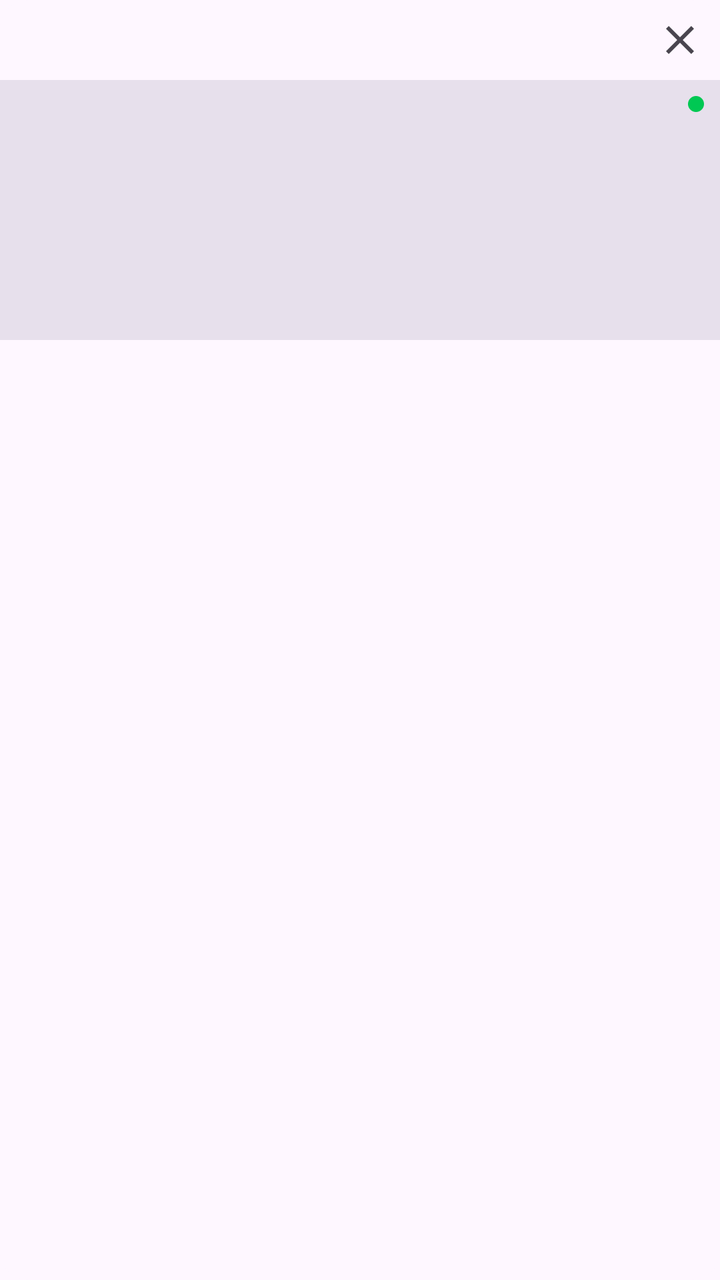
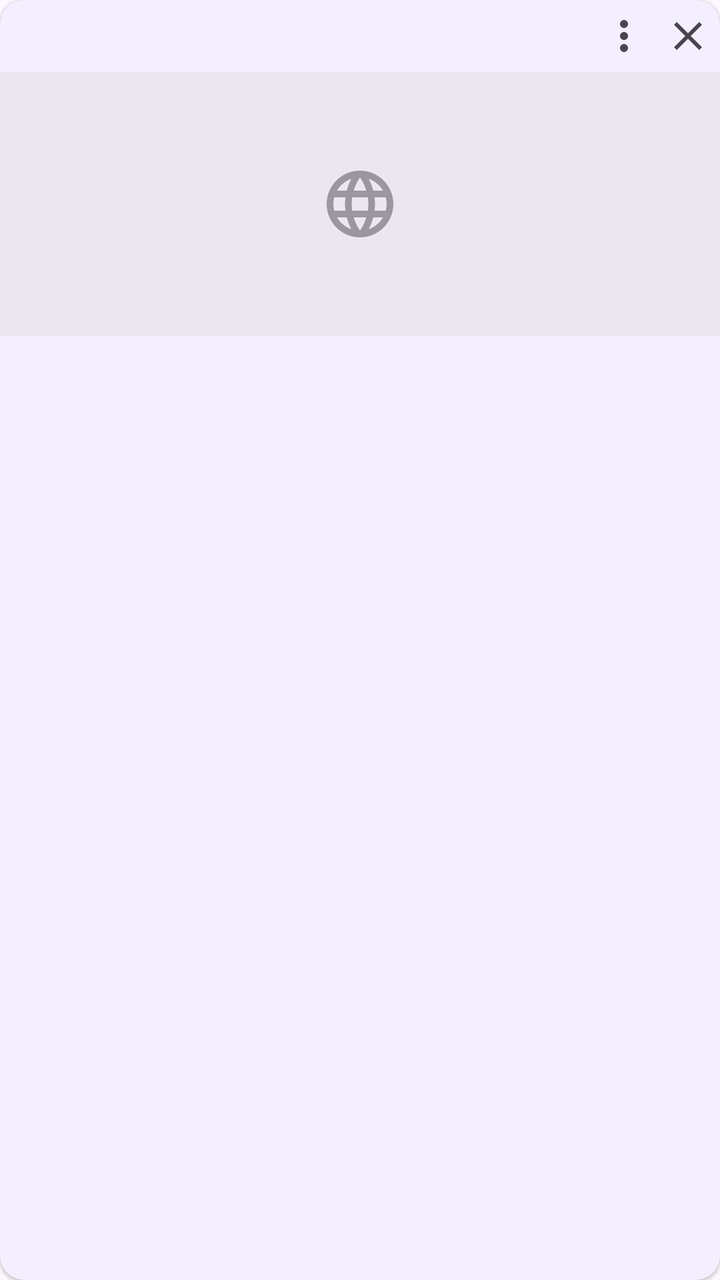

Two renders of the same Android screen: before a commit and after it. Below are the layout's source before the change and the commit's diff.
<!-- AndroidManifest.xml: application theme Theme.MultiSessionBrowser -->
<!-- res/layout/item_tab.xml -->
<?xml version="1.0" encoding="utf-8"?>
<com.google.android.material.card.MaterialCardView xmlns:android="http://schemas.android.com/apk/res/android"
    xmlns:app="http://schemas.android.com/apk/res-auto"
    android:layout_width="match_parent"
    android:layout_height="wrap_content"
    android:layout_margin="6dp"
    android:clickable="true"
    android:focusable="true"
    app:cardCornerRadius="14dp"
    app:strokeColor="?attr/colorPrimary"
    app:strokeWidth="0dp">

    <LinearLayout
        android:layout_width="match_parent"
        android:layout_height="wrap_content"
        android:orientation="vertical">

        <LinearLayout
            android:layout_width="match_parent"
            android:layout_height="40dp"
            android:gravity="center_vertical"
            android:orientation="horizontal"
            android:paddingStart="10dp">

            <ImageView
                android:id="@+id/tabFavicon"
                android:layout_width="16dp"
                android:layout_height="16dp"
                android:contentDescription="@null" />

            <TextView
                android:id="@+id/tabTitle"
                android:layout_width="0dp"
                android:layout_height="wrap_content"
                android:layout_marginStart="8dp"
                android:layout_weight="1"
                android:ellipsize="end"
                android:singleLine="true"
                android:textAppearance="?attr/textAppearanceLabelLarge" />

            <ImageButton
                android:id="@+id/tabClose"
                android:layout_width="40dp"
                android:layout_height="40dp"
                android:background="?attr/selectableItemBackgroundBorderless"
                android:contentDescription="@string/close_tab"
                android:src="@drawable/ic_close"
                app:tint="?attr/colorOnSurfaceVariant" />
        </LinearLayout>

        <FrameLayout
            android:layout_width="match_parent"
            android:layout_height="130dp">

            <ImageView
                android:id="@+id/tabThumbnail"
                android:layout_width="match_parent"
                android:layout_height="match_parent"
                android:background="?attr/colorSurfaceVariant"
                android:contentDescription="@null"
                android:scaleType="centerCrop" />

            <View
                android:id="@+id/tabLive"
                android:layout_width="8dp"
                android:layout_height="8dp"
                android:layout_gravity="top|end"
                android:layout_margin="8dp"
                android:background="@drawable/bg_dot"
                android:backgroundTint="@color/live_badge" />
        </FrameLayout>

        <TextView
            android:id="@+id/tabUrl"
            android:layout_width="match_parent"
            android:layout_height="wrap_content"
            android:ellipsize="end"
            android:padding="10dp"
            android:singleLine="true"
            android:textAppearance="?attr/textAppearanceBodySmall"
            android:textColor="?attr/colorOnSurfaceVariant" />
    </LinearLayout>
</com.google.android.material.card.MaterialCardView>
<!-- resources referenced by this layout -->
<resources>
  <color name="live_badge">#00C853</color>
  <!-- drawable bg_dot (drawable) -->
  <?xml version="1.0" encoding="utf-8"?>
  <shape xmlns:android="http://schemas.android.com/apk/res/android" android:shape="oval">
      <solid android:color="#2962FF" />
      <size android:width="10dp" android:height="10dp" />
  </shape>
  <!-- drawable ic_close (drawable) -->
  <vector xmlns:android="http://schemas.android.com/apk/res/android"
      android:width="24dp"
      android:height="24dp"
      android:viewportWidth="24"
      android:viewportHeight="24"
      android:tint="?attr/colorControlNormal"
  >
      <path
          android:fillColor="@android:color/white"
          android:pathData="M19 6.41L17.59 5 12 10.59 6.41 5 5 6.41 10.59 12 5 17.59 6.41 19 12 13.41 17.59 19 19 17.59 13.41 12z" />
  </vector>
  <string name="close_tab">Close tab</string>
  <color name="brand_primary">#2962FF</color>
  <color name="brand_on_primary">#FFFFFF</color>
  <color name="brand_primary_container">#DCE1FF</color>
  <color name="brand_on_primary_container">#001550</color>
  <!-- unchanged entries left out for length: 1 -->
</resources>

<!-- the commit's change to res/layout/item_tab.xml (unified diff, before → after) -->
@@ -4,10 +4,11 @@
     android:layout_width="match_parent"
     android:layout_height="wrap_content"
     android:layout_margin="6dp"
+    android:checkable="true"
     android:clickable="true"
     android:focusable="true"
-    app:cardCornerRadius="14dp"
-    app:strokeColor="?attr/colorPrimary"
+    app:cardCornerRadius="12dp"
+    app:cardElevation="1dp"
     app:strokeWidth="0dp">
 
     <LinearLayout
@@ -15,59 +16,92 @@
         android:layout_height="wrap_content"
         android:orientation="vertical">
 
+        <View
+            android:id="@+id/tabGroupBar"
+            android:layout_width="match_parent"
+            android:layout_height="4dp"
+            android:visibility="gone" />
+
+        
         <LinearLayout
             android:layout_width="match_parent"
-            android:layout_height="40dp"
+            android:layout_height="36dp"
             android:gravity="center_vertical"
             android:orientation="horizontal"
-            android:paddingStart="10dp">
-
+            android:paddingStart="10dp"
+            android:paddingEnd="0dp">
             <ImageView
-                android:id="@+id/tabFavicon"
-                android:layout_width="16dp"
-                android:layout_height="16dp"
-                android:contentDescription="@null" />
-
+                android:id="@+id/tabPinned"
+                android:layout_width="14dp"
+                android:layout_height="14dp"
+                android:layout_marginEnd="4dp"
+                android:contentDescription="@string/pinned_tabs"
+                android:src="@drawable/ic_pin"
+                android:visibility="gone"
+                app:tint="?attr/colorPrimary" />
             <TextView
                 android:id="@+id/tabTitle"
                 android:layout_width="0dp"
                 android:layout_height="wrap_content"
-                android:layout_marginStart="8dp"
                 android:layout_weight="1"
                 android:ellipsize="end"
-                android:singleLine="true"
+                android:maxLines="1"
                 android:textAppearance="?attr/textAppearanceLabelLarge" />
-
+            <CheckBox
+                android:id="@+id/tabCheck"
+                android:layout_width="wrap_content"
+                android:layout_height="wrap_content"
+                android:minWidth="0dp"
+                android:minHeight="0dp"
+                android:visibility="gone" />
+            <ImageButton
+                android:id="@+id/tabMore"
+                android:layout_width="32dp"
+                android:layout_height="32dp"
+                android:background="?attr/selectableItemBackgroundBorderless"
+                android:contentDescription="@string/more_options"
+                android:scaleType="centerInside"
+                android:src="@drawable/ic_more_vert"
+                app:tint="?attr/colorOnSurfaceVariant" />
             <ImageButton
                 android:id="@+id/tabClose"
-                android:layout_width="40dp"
-                android:layout_height="40dp"
+                android:layout_width="32dp"
+                android:layout_height="32dp"
                 android:background="?attr/selectableItemBackgroundBorderless"
                 android:contentDescription="@string/close_tab"
+                android:scaleType="centerInside"
                 android:src="@drawable/ic_close"
                 app:tint="?attr/colorOnSurfaceVariant" />
         </LinearLayout>
 
         <FrameLayout
             android:layout_width="match_parent"
-            android:layout_height="130dp">
-
+            android:layout_height="132dp"
+            android:background="?attr/colorSurfaceContainerHigh">
             <ImageView
                 android:id="@+id/tabThumbnail"
                 android:layout_width="match_parent"
                 android:layout_height="match_parent"
-                android:background="?attr/colorSurfaceVariant"
                 android:contentDescription="@null"
                 android:scaleType="centerCrop" />
-
+            <ImageView
+                android:id="@+id/tabPlaceholder"
+                android:layout_width="40dp"
+                android:layout_height="40dp"
+                android:layout_gravity="center"
+                android:alpha="0.5"
+                android:contentDescription="@null"
+                android:src="@drawable/ic_language"
+                app:tint="?attr/colorOnSurfaceVariant" />
             <View
                 android:id="@+id/tabLive"
                 android:layout_width="8dp"
                 android:layout_height="8dp"
-                android:layout_gravity="top|end"
+                android:layout_gravity="bottom|end"
                 android:layout_margin="8dp"
                 android:background="@drawable/bg_dot"
-                android:backgroundTint="@color/live_badge" />
+                android:backgroundTint="@color/live_badge"
+                android:visibility="gone" />
         </FrameLayout>
 
         <TextView
@@ -75,8 +109,11 @@
             android:layout_width="match_parent"
             android:layout_height="wrap_content"
             android:ellipsize="end"
-            android:padding="10dp"
-            android:singleLine="true"
+            android:maxLines="1"
+            android:paddingStart="10dp"
+            android:paddingTop="4dp"
+            android:paddingEnd="10dp"
+            android:paddingBottom="8dp"
             android:textAppearance="?attr/textAppearanceBodySmall"
             android:textColor="?attr/colorOnSurfaceVariant" />
     </LinearLayout>
<!-- resource entries referenced after the edit -->
@@ -19,7 +19,45 @@
           android:fillColor="@android:color/white"
           android:pathData="M19 6.41L17.59 5 12 10.59 6.41 5 5 6.41 10.59 12 5 17.59 6.41 19 12 13.41 17.59 19 19 17.59 13.41 12z" />
   </vector>
+  <!-- drawable ic_language (drawable) -->
+  <vector xmlns:android="http://schemas.android.com/apk/res/android"
+      android:width="24dp"
+      android:height="24dp"
+      android:viewportWidth="24"
+      android:viewportHeight="24"
+      android:tint="?attr/colorControlNormal"
+  >
+      <path
+          android:fillColor="@android:color/white"
+          android:pathData="M11.99 2C6.47 2 2 6.48 2 12s4.47 10 9.99 10C17.52 22 22 17.52 22 12S17.52 2 11.99 2zm6.93 6h-2.95c-.32-1.25-.78-2.45-1.38-3.56 1.84.63 3.37 1.91 4.33 3.56zM12 4.04c.83 1.2 1.48 2.53 1.91 3.96h-3.82c.43-1.43 1.08-2.76 1.91-3.96zM4.26 14C4.1 13.36 4 12.69 4 12s.1-1.36.26-2h3.38c-.08.66-.14 1.32-.14 2 0 .68.06 1.34.14 2H4.26zm.82 2h2.95c.32 1.25.78 2.45 1.38 3.56-1.84-.63-3.37-1.9-4.33-3.56zm2.95-8H5.08c.96-1.66 2.49-2.93 4.33-3.56C8.81 5.55 8.35 6.75 8.03 8zM12 19.96c-.83-1.2-1.48-2.53-1.91-3.96h3.82c-.43 1.43-1.08 2.76-1.91 3.96zM14.34 14H9.66c-.09-.66-.16-1.32-.16-2 0-.68.07-1.35.16-2h4.68c.09.65.16 1.32.16 2 0 .68-.07 1.34-.16 2zm.25 5.56c.6-1.11 1.06-2.31 1.38-3.56h2.95c-.96 1.65-2.49 2.93-4.33 3.56zM16.36 14c.08-.66.14-1.32.14-2 0-.68-.06-1.34-.14-2h3.38c.16.64.26 1.31.26 2s-.1 1.36-.26 2h-3.38z" />
+  </vector>
+  <!-- drawable ic_more_vert (drawable) -->
+  <vector xmlns:android="http://schemas.android.com/apk/res/android"
+      android:width="24dp"
+      android:height="24dp"
+      android:viewportWidth="24"
+      android:viewportHeight="24"
+      android:tint="?attr/colorControlNormal"
+  >
+      <path
+          android:fillColor="@android:color/white"
+          android:pathData="M12 8c1.1 0 2-.9 2-2s-.9-2-2-2-2 .9-2 2 .9 2 2 2zm0 2c-1.1 0-2 .9-2 2s.9 2 2 2 2-.9 2-2-.9-2-2-2zm0 6c-1.1 0-2 .9-2 2s.9 2 2 2 2-.9 2-2-.9-2-2-2z" />
+  </vector>
+  <!-- drawable ic_pin (drawable) -->
+  <?xml version="1.0" encoding="utf-8"?>
+  <vector xmlns:android="http://schemas.android.com/apk/res/android"
+      android:width="24dp"
+      android:height="24dp"
+      android:tint="?attr/colorControlNormal"
+      android:viewportWidth="24"
+      android:viewportHeight="24">
+      <path
+          android:fillColor="@android:color/white"
+          android:pathData="M16,9V4l1,0c0.55,0 1,-0.45 1,-1v0c0,-0.55 -0.45,-1 -1,-1H7C6.45,2 6,2.45 6,3v0c0,0.55 0.45,1 1,1l1,0v5c0,1.66 -1.34,3 -3,3h0v2h5.97v7l1,1l1,-1v-7H19v-2h0C17.34,12 16,10.66 16,9z" />
+  </vector>
   <string name="close_tab">Close tab</string>
+  <string name="more_options">More options</string>
+  <string name="pinned_tabs">Pinned</string>
   <color name="brand_primary">#2962FF</color>
   <color name="brand_on_primary">#FFFFFF</color>
   <color name="brand_primary_container">#DCE1FF</color>
